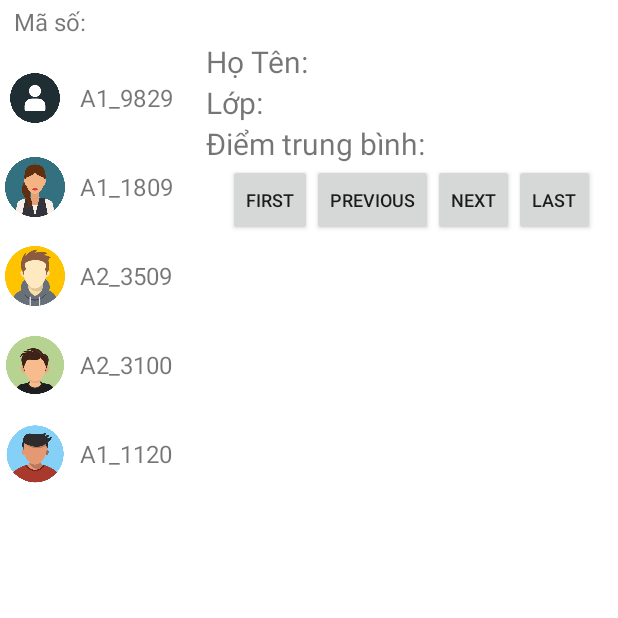
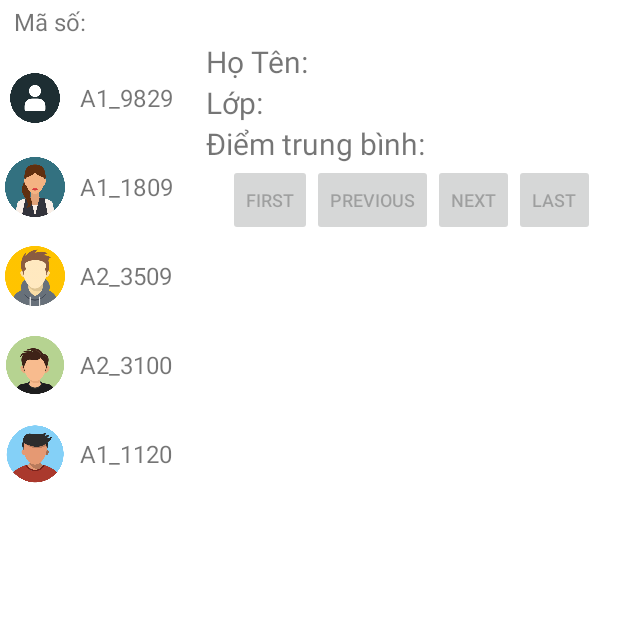
Before and after one commit to nganlamforwork/mobile-group-10-homeworks, an Android app: the screen it shows after launch (MainActivity), on a phone screen of 412 x 824 dp, the top half of it. Run offline under Robolectric (Android 15) with nearby library versions, the phone set to English and light mode, and no system bars.

Commit message:
disable button when start

```diff
--- a/HW05/app/src/main/res/drawable/diagonal_gradient_background.xml
+++ b/HW05/app/src/main/res/drawable/diagonal_gradient_background.xml
@@ -6,23 +6,21 @@
             <size
                 android:width="200dp"
                 android:height="200dp" />
-
-                   </shape>
+        </shape>
     </item>
 
     <!-- RED Stripe -->
     <item
-        android:left="-200dp"
-        android:bottom="100dp">
+        android:bottom="100dp"
+        android:left="-200dp">
 
-        <rotate
-            android:fromDegrees="140">
+        <rotate android:fromDegrees="140">
 
-            <shape
-                android:shape="line">
+            <shape android:shape="line">
 
-                <stroke android:color="@android:color/holo_blue_dark"
-                    android:width="10dp"/>
+                <stroke
+                    android:width="10dp"
+                    android:color="@android:color/holo_blue_dark" />
             </shape>
 
         </rotate>
@@ -30,20 +28,18 @@
 
     <!-- GREEN Stripe -->
     <item
+        android:bottom="90dp"
         android:left="-100dp"
-        android:right="-100dp"
-        android:bottom="90dp">
+        android:right="-100dp">
 
-        <rotate
-            android:fromDegrees="140">
+        <rotate android:fromDegrees="140">
 
-            <shape
-                android:shape="line">
+            <shape android:shape="line">
 
-                <size
-                    android:width="200dp" />
-                <stroke android:color="@android:color/holo_blue_dark"
-                    android:width="10dp"/>
+                <size android:width="200dp" />
+                <stroke
+                    android:width="10dp"
+                    android:color="@android:color/holo_blue_dark" />
             </shape>
         </rotate>
     </item>
@@ -54,33 +50,31 @@
         android:right="-100dp"
         android:top="90dp">
 
-        <rotate
-            android:fromDegrees="140">
+        <rotate android:fromDegrees="140">
 
-            <shape
-                android:shape="line">
+            <shape android:shape="line">
 
-                <stroke android:color="@android:color/holo_blue_dark"
-                    android:width="10dp"/>
+                <stroke
+                    android:width="10dp"
+                    android:color="@android:color/holo_blue_dark" />
             </shape>
         </rotate>
     </item>
 
     <!-- ORANGE Stripe -->
     <item
-        android:top="140dp"
         android:bottom="-50dp"
         android:left="50dp"
-        android:right="-50dp">
+        android:right="-50dp"
+        android:top="140dp">
 
-        <rotate
-            android:fromDegrees="140">
+        <rotate android:fromDegrees="140">
 
-            <shape
-                android:shape="line">
+            <shape android:shape="line">
 
-                <stroke android:color="@android:color/holo_blue_dark"
-                    android:width="10dp"/>
+                <stroke
+                    android:width="10dp"
+                    android:color="@android:color/holo_blue_dark" />
             </shape>
         </rotate>
     </item>
--- a/HW05/app/src/main/res/layout/layout_detail.xml
+++ b/HW05/app/src/main/res/layout/layout_detail.xml
@@ -77,44 +77,48 @@
     <LinearLayout
         android:layout_width="match_parent"
         android:layout_height="wrap_content"
-        android:orientation="horizontal"
-        android:gravity="center_horizontal">
+        android:gravity="center_horizontal"
+        android:orientation="horizontal">
 
         <Button
             android:id="@+id/firstBtn"
             android:layout_width="wrap_content"
             android:layout_height="wrap_content"
+            android:layout_marginEnd="0dp"
+            android:enabled="false"
+            android:minWidth="0dp"
             android:text="First"
-            android:textSize="12dp"
-            android:minWidth="0dp"
-            android:layout_marginEnd="0dp" />
+            android:textSize="12dp" />
 
         <Button
             android:id="@+id/prevBtn"
             android:layout_width="wrap_content"
             android:layout_height="wrap_content"
+            android:layout_marginEnd="0dp"
+            android:enabled="false"
+            android:minWidth="0dp"
             android:text="Previous"
-            android:textSize="12dp"
-            android:minWidth="0dp"
-            android:layout_marginEnd="0dp" />
+            android:textSize="12dp" />
 
         <Button
             android:id="@+id/nextBtn"
             android:layout_width="wrap_content"
             android:layout_height="wrap_content"
+            android:layout_marginEnd="0dp"
+            android:enabled="false"
+            android:minWidth="0dp"
             android:text="Next"
-            android:textSize="12dp"
-            android:minWidth="0dp"
-            android:layout_marginEnd="0dp" />
+            android:textSize="12dp" />
 
         <Button
             android:id="@+id/lastBtn"
             android:layout_width="wrap_content"
             android:layout_height="wrap_content"
+            android:layout_marginEnd="0dp"
+            android:enabled="false"
+            android:minWidth="0dp"
             android:text="Last"
-            android:textSize="12dp"
-            android:minWidth="0dp"
-            android:layout_marginEnd="0dp"/>
+            android:textSize="12dp" />
     </LinearLayout>
 
 
```
